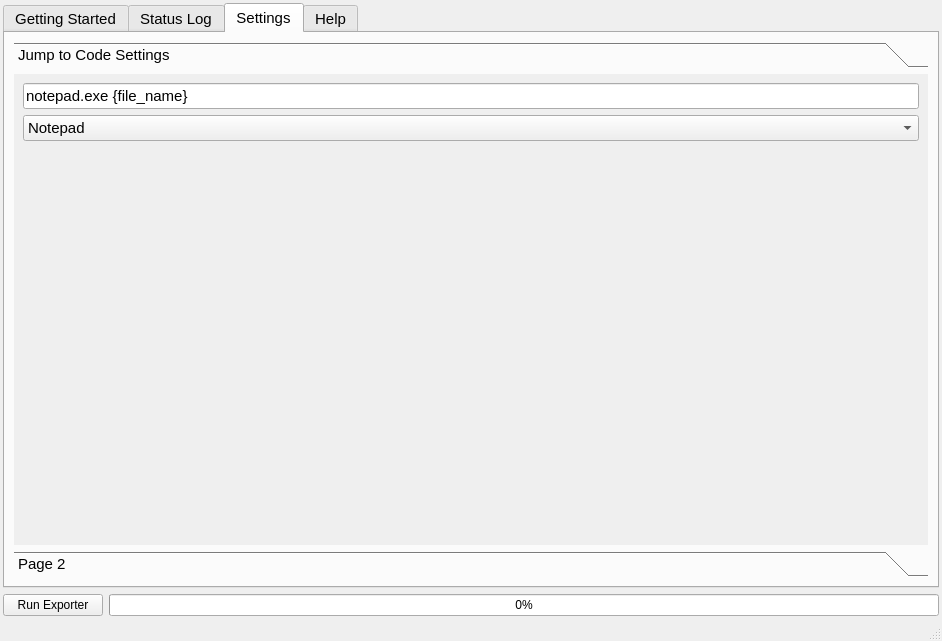
This is ui/main_window.ui in FruitfulApproach/BS2Daisy as Qt 5 draws it before an edit. The edited form follows.
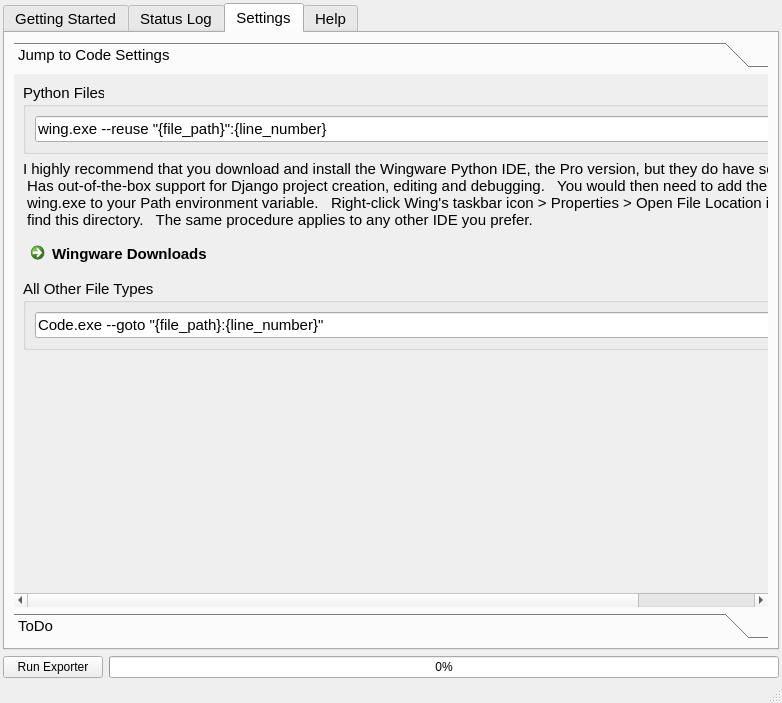
This is the edited form. The open tabs and pages were chosen to show the change. Icons and pictures are not drawn.

Diff of the .ui file:
```diff
--- a/ui/main_window.ui
+++ b/ui/main_window.ui
@@ -6,8 +6,8 @@
    <rect>
     <x>0</x>
     <y>0</y>
-    <width>942</width>
-    <height>641</height>
+    <width>782</width>
+    <height>703</height>
    </rect>
   </property>
   <property name="windowTitle">
@@ -255,40 +255,88 @@
             <rect>
              <x>0</x>
              <y>0</y>
-             <width>912</width>
-             <height>465</height>
+             <width>915</width>
+             <height>510</height>
             </rect>
            </property>
            <attribute name="label">
             <string>Jump to Code Settings</string>
            </attribute>
-           <layout class="QFormLayout" name="formLayout">
-            <item row="0" column="0" colspan="2">
-             <widget class="QLineEdit" name="jumpToCodeCommandLine">
+           <layout class="QGridLayout" name="gridLayout_4">
+            <item row="0" column="0">
+             <widget class="QGroupBox" name="groupBox_4">
+              <property name="title">
+               <string>Python Files</string>
+              </property>
+              <layout class="QGridLayout" name="gridLayout_14">
+               <item row="0" column="0">
+                <widget class="QLineEdit" name="jumpToPythonCommandLine">
+                 <property name="text">
+                  <string>wing.exe --reuse &quot;{file_path}&quot;:{line_number}</string>
+                 </property>
+                </widget>
+               </item>
+              </layout>
+             </widget>
+            </item>
+            <item row="2" column="0">
+             <widget class="QLabel" name="label_7">
+              <property name="maximumSize">
+               <size>
+                <width>16777215</width>
+                <height>16777215</height>
+               </size>
+              </property>
               <property name="text">
-               <string>notepad.exe {file_name}</string>
+               <string>I highly recommend that you download and install the Wingware Python IDE, the Pro version, but they do have some free versions. 
+ Has out-of-the-box support for Django project creation, editing and debugging.   You would then need to add the directory containing 
+ wing.exe to your Path environment variable.   Right-click Wing's taskbar icon &gt; Properties &gt; Open File Location in order to 
+ find this directory.   The same procedure applies to any other IDE you prefer.</string>
               </property>
              </widget>
             </item>
-            <item row="1" column="0" colspan="2">
-             <widget class="QComboBox" name="jumpToCodeCombo">
-              <item>
-               <property name="text">
-                <string>Notepad</string>
-               </property>
-              </item>
-              <item>
-               <property name="text">
-                <string>Wingware</string>
-               </property>
-              </item>
-              <item>
-               <property name="text">
-                <string>VS Code</string>
-               </property>
-              </item>
+            <item row="3" column="0">
+             <widget class="QCommandLinkButton" name="downloadWingwareButton">
+              <property name="maximumSize">
+               <size>
+                <width>16777215</width>
+                <height>16777215</height>
+               </size>
+              </property>
+              <property name="text">
+               <string>Wingware Downloads</string>
+              </property>
              </widget>
             </item>
+            <item row="6" column="0">
+             <widget class="QGroupBox" name="groupBox_5">
+              <property name="title">
+               <string>All Other File Types</string>
+              </property>
+              <layout class="QGridLayout" name="gridLayout_15">
+               <item row="0" column="0">
+                <widget class="QLineEdit" name="jumpToOtherCommandLine">
+                 <property name="text">
+                  <string>Code.exe --goto &quot;{file_path}:{line_number}&quot;</string>
+                 </property>
+                </widget>
+               </item>
+              </layout>
+             </widget>
+            </item>
+            <item row="7" column="0">
+             <spacer name="verticalSpacer">
+              <property name="orientation">
+               <enum>Qt::Vertical</enum>
+              </property>
+              <property name="sizeHint" stdset="0">
+               <size>
+                <width>20</width>
+                <height>40</height>
+               </size>
+              </property>
+             </spacer>
+            </item>
            </layout>
           </widget>
           <widget class="QWidget" name="page_2">
@@ -301,7 +349,7 @@
             </rect>
            </property>
            <attribute name="label">
-            <string>Page 2</string>
+            <string>ToDo</string>
            </attribute>
           </widget>
          </widget>
```
Left out of the diff: 114 changed lines with no effect on the pictures.
